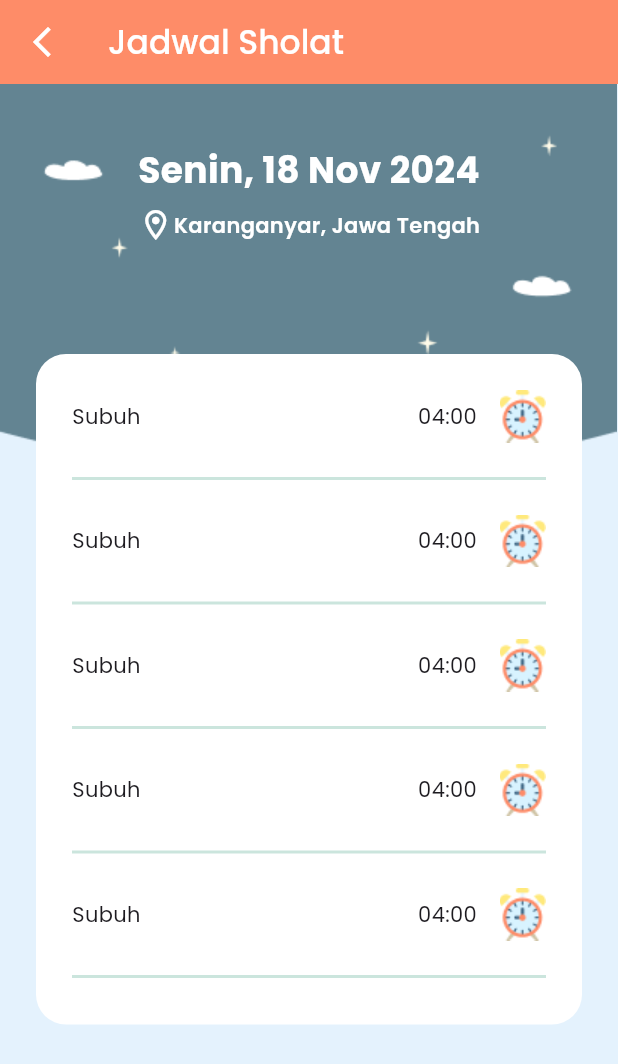
After one commit to FaishalFaiz/Bittaqwa-Islamic-Dashboard-App, a Flutter app: the screen it shows after launch, after a tap on "Jadwal Sholat", on a phone screen of 412 x 824 dp. The commit adds this screen. Shown: the top 1064 px of the screen. Run offline on Flutter 3.47's test engine with Material 3 defaults, Android fonts, the phone set to English and light mode, and no system bars; our stand-ins replace flutter_masked_text2.

Commit message:
Shalat Schedule UI

```diff
--- a/lib/main.dart
+++ b/lib/main.dart
@@ -1,4 +1,5 @@
 import 'package:bitaqwa_app/presentation/screen/doa_screen.dart';
+import 'package:bitaqwa_app/presentation/screen/jadwal_sholat_screen.dart';
 import 'package:bitaqwa_app/presentation/screen/zakat_screen.dart';
 import 'package:flutter/material.dart';
 import 'package:intl/date_symbol_data_local.dart';
@@ -21,6 +22,7 @@ class MyApp extends StatelessWidget {
         '/': (context) => Dashboard(),
         '/doa': (context) => DoaScreen(),
         '/zakat': (context) => ZakatScreen(),
+        '/jadwal-sholat': (context) => JadwalSholatScreen(),
       },
     );
   }
--- a/lib/presentation/screen/dashboard.dart
+++ b/lib/presentation/screen/dashboard.dart
@@ -6,7 +6,6 @@ class Dashboard extends StatelessWidget {
 
   @override
   Widget build(BuildContext context) {
-
     // widget used
     Widget Header() {
       return Container(
@@ -133,7 +132,8 @@ class Dashboard extends StatelessWidget {
               SizedBox(
                 width: 12,
               ),
-              Column(
+              GestureDetector(
+                child: Column(
                   children: [
                     Image.asset("assets/images/ic_menu_video_kajian.png"),
                     Text("Video Kajian",
@@ -144,10 +144,15 @@ class Dashboard extends StatelessWidget {
                         )),
                   ],
                 ),
+              ),
               SizedBox(
                 width: 12,
               ),
-              Column(
+              GestureDetector(
+                onTap: () {
+                  Navigator.pushNamed(context, '/jadwal-sholat');
+                },
+                child: Column(
                   children: [
                     Image.asset("assets/images/ic_menu_jadwal_sholat.png"),
                     Text("Jadwal Sholat",
@@ -157,6 +162,7 @@ class Dashboard extends StatelessWidget {
                           color: ColorApp.white,
                         )),
                   ],
+                ),
               ),
             ],
           ),
--- /dev/null
+++ b/lib/presentation/screen/jadwal_sholat_screen.dart
@@ -0,0 +1,139 @@
+import 'package:bitaqwa_app/presentation/widgets/time.dart';
+import 'package:bitaqwa_app/utils/color.dart';
+import 'package:flutter/material.dart';
+
+class JadwalSholatScreen extends StatelessWidget {
+  const JadwalSholatScreen({super.key});
+
+  @override
+  Widget build(BuildContext context) {
+    return Scaffold(
+      appBar: AppBar(
+        backgroundColor: ColorApp.primary,
+        title: Text(
+          "Jadwal Sholat",
+          style: TextStyle(
+            fontFamily: "PoppinsMedium",
+            color: ColorApp.white,
+          ),
+        ),
+        leading: IconButton(
+          onPressed: () {
+            Navigator.pop(context);
+          },
+          icon: Icon(
+            Icons.arrow_back_ios_new_outlined,
+            color: ColorApp.white,
+          ),
+        ),
+      ),
+      body: Container(
+        color: Color(0xffE4F2FD),
+        child: Stack(
+          children: [
+            Image.asset("assets/images/bg_header_jadwal_sholat.png"),
+            Column(
+              children: [
+                SizedBox(
+                  height: 40,
+                ),
+                Text(
+                  "Senin, 18 Nov 2024",
+                  style: TextStyle(
+                    fontFamily: "PoppinsBold",
+                    fontSize: 24,
+                    color: ColorApp.white,
+                  ),
+                ),
+                SizedBox(height: 8),
+                Row(
+                  mainAxisAlignment: MainAxisAlignment.center,
+                  children: [
+                    Icon(
+                      Icons.location_on_outlined,
+                      color: ColorApp.white,
+                    ),
+                    Text(
+                      "Karanganyar, Jawa Tengah",
+                      style: TextStyle(
+                        fontFamily: "PoppinsSemiBold",
+                        color: ColorApp.white,
+                      ),
+                    ),
+                  ],
+                ),
+                SizedBox(
+                  height: 50,
+                ),
+                Container(
+                  margin: EdgeInsets.all(24),
+                  padding: EdgeInsets.all(24),
+                  decoration: BoxDecoration(
+                    color: ColorApp.white,
+                    borderRadius: BorderRadius.circular(20),
+                  ),
+                  child: Column(
+                    children: [
+                      Time(Sholat: "Subuh", Waktu: "04:00"),
+                      SizedBox(
+                        height: 16,
+                      ),
+                      Divider(
+                        color: Color(0xffCBE5DD),
+                        thickness: 2,
+                      ),
+                      SizedBox(
+                        height: 16,
+                      ),
+                      Time(Sholat: "Subuh", Waktu: "04:00"),
+                      SizedBox(
+                        height: 16,
+                      ),
+                      Divider(
+                        color: Color(0xffCBE5DD),
+                        thickness: 2,
+                      ),
+                      SizedBox(
+                        height: 16,
+                      ),
+                      Time(Sholat: "Subuh", Waktu: "04:00"),
+                      SizedBox(
+                        height: 16,
+                      ),
+                      Divider(
+                        color: Color(0xffCBE5DD),
+                        thickness: 2,
+                      ),
+                      SizedBox(
+                        height: 16,
+                      ),
+                      Time(Sholat: "Subuh", Waktu: "04:00"),
+                      SizedBox(
+                        height: 16,
+                      ),
+                      Divider(
+                        color: Color(0xffCBE5DD),
+                        thickness: 2,
+                      ),
+                      SizedBox(
+                        height: 16,
+                      ),
+                      Time(Sholat: "Subuh", Waktu: "04:00"),
+                      SizedBox(
+                        height: 16,
+                      ),
+                      Divider(
+                        color: Color(0xffCBE5DD),
+                        thickness: 2,
+                      ),
+                    ],
+                  ),
+                ),
+              ],
+            ),
+          ],
+        ),
+      ),
+    );
+  }
+}
--- /dev/null
+++ b/lib/presentation/widgets/time.dart
@@ -0,0 +1,29 @@
+import 'package:flutter/material.dart';
+
+class Time extends StatelessWidget {
+  final String Sholat;
+  final String Waktu;
+  const Time({super.key, required this.Sholat, required this.Waktu});
+
+  @override
+  Widget build(BuildContext context) {
+    return Row(
+      mainAxisAlignment: MainAxisAlignment.center,
+      children: [
+        Text(
+          Sholat,
+          style: TextStyle(fontFamily: "PoppinsRegular"),
+        ),
+        Spacer(),
+        Text(
+          Waktu,
+          style: TextStyle(fontFamily: "PoppinsRegular"),
+        ),
+        SizedBox(
+          width: 15,
+        ),
+        Image.asset("assets/images/img_clock.png"),
+      ],
+    );
+  }
+}
```
Lines whose indentation alone changed are shown as unchanged.
